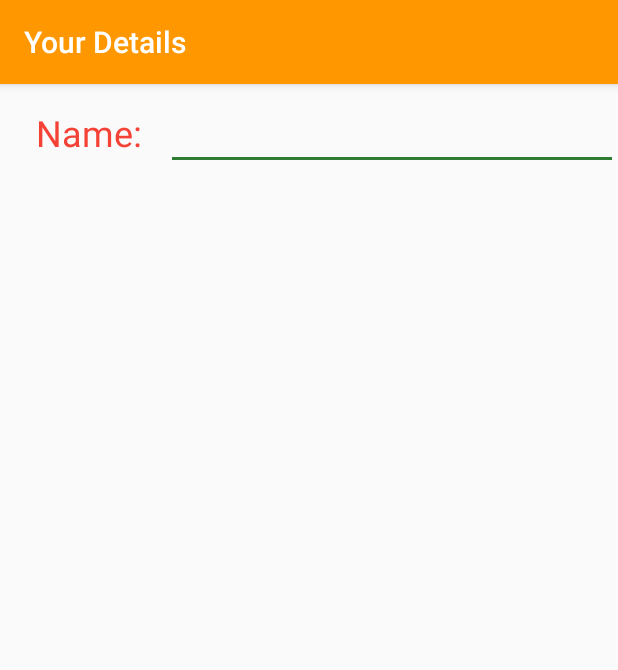
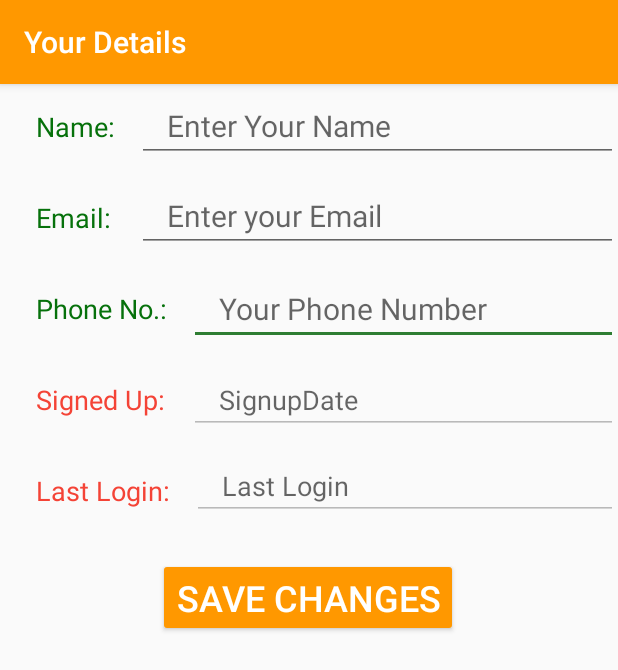
Before and after one commit to JatinSinghroha/FirebaseExample, an Android app: the UserDetails screen opened directly, with no data from a screen before it, on a phone screen of 412 x 824 dp. Shown: the top 670 px of the screen. Run offline under Robolectric (Android 15) with nearby library versions, the phone set to English and light mode, and no system bars; our stand-ins replace Firebase (no records; nobody signed in at launch, a user with empty details on screens opened directly).

Commit message:
User Details page with options to change user details other than Login Credentials.

```diff
--- a/app/src/main/java/com/technologyend/firebaseexample/UserDetails.java
+++ b/app/src/main/java/com/technologyend/firebaseexample/UserDetails.java
@@ -1,9 +1,15 @@
 package com.technologyend.firebaseexample;
 
+import android.graphics.Color;
 import android.os.Bundle;
+import android.view.View;
 import android.widget.EditText;
+import android.widget.TextView;
 import android.widget.Toast;
+import android.widget.Button;
 
+import com.google.firebase.auth.FirebaseAuth;
+import com.google.firebase.auth.FirebaseUser;
 import com.google.firebase.database.DataSnapshot;
 import com.google.firebase.database.DatabaseError;
 import com.google.firebase.database.DatabaseReference;
@@ -14,8 +20,12 @@ import androidx.appcompat.app.AppCompatActivity;
 
 public class UserDetails extends AppCompatActivity {
 
-    EditText mUsername;
+    private EditText mUsername, mEmail, mPhonenum, mSignup, mLastSignIn;
+    private TextView tvPhone, tvEmail;
+    private Button btnSaveChanges;
     private DatabaseReference mMessagesDatabaseReference, mUsersDatabaseReference;
+    private String muserID, uname, uemail, uphone;
+    private FirebaseAuth mFirebaseAuth;
 
 
     @Override
@@ -23,19 +33,47 @@ public class UserDetails extends AppCompatActivity {
         super.onCreate(savedInstanceState);
         setContentView(R.layout.activity_user_details);
         setTitle("Your Details");
-        FirebaseDatabase firebaseDatabase = FirebaseDatabase.getInstance();
 
         mUsername = findViewById(R.id.username);
-        String mUserID = getIntent().getStringExtra("UID");
-        mUsersDatabaseReference = firebaseDatabase.getReference("users/"+mUserID);
+        mEmail = findViewById(R.id.email);
+        mPhonenum = findViewById(R.id.phonenumET);
+        mSignup = findViewById(R.id.signUpDate);
+        mLastSignIn = findViewById(R.id.lastLoginIn);
+        btnSaveChanges = findViewById(R.id.btnSaveChanges);
+        tvPhone = findViewById(R.id.userphonenumTV);
+        tvEmail = findViewById(R.id.userEmailTV);
+
+        FirebaseDatabase firebaseDatabase = FirebaseDatabase.getInstance();
+        mFirebaseAuth = FirebaseAuth.getInstance();
+        FirebaseUser user = mFirebaseAuth.getCurrentUser();
+        //getting user details from Auth
+        muserID = user.getUid();
+        uemail = user.getEmail();
+        uphone = user.getPhoneNumber();
+
+        if(uphone != null && !uphone.equals("")){
+            tvPhone.setTextColor(Color.RED);
+            mPhonenum.setFocusable(false);
+            mPhonenum.setEnabled(false);
+        }
+        if(uemail != null && !uemail.equals("")){
+            tvEmail.setTextColor(Color.RED);
+            mEmail.setFocusable(false);
+            mEmail.setEnabled(false);
+        }
+
+        mUsersDatabaseReference = firebaseDatabase.getReference("users/"+muserID);
 
                 mUsersDatabaseReference.addValueEventListener(new ValueEventListener() {
                     @Override
                     public void onDataChange(DataSnapshot dataSnapshot) {
                         if(dataSnapshot.exists()) {
                             FriendlyUser friendlyUser = dataSnapshot.getValue(FriendlyUser.class);
-
                             mUsername.setText(friendlyUser.getUsername());
+                            mEmail.setText(friendlyUser.getEmail());
+                            mPhonenum.setText(friendlyUser.getPhonenumber());
+                            mSignup.setText(friendlyUser.getSignupDate());
+                            mLastSignIn.setText(friendlyUser.getLastSignIN());
                         }
                         else{
                             Toast.makeText(UserDetails.this, "Unable to Load Data", Toast.LENGTH_LONG).show();
@@ -49,5 +87,15 @@ public class UserDetails extends AppCompatActivity {
                 });
 
 
+                btnSaveChanges.setOnClickListener(new View.OnClickListener() {
+                    @Override
+                    public void onClick(View view) {
+                        FriendlyUser friendlyUser = new FriendlyUser(mUsername.getText().toString(), mEmail.getText().toString(), mPhonenum.getText().toString(), mSignup.getText().toString(), mLastSignIn.getText().toString());
+
+                        mUsersDatabaseReference.setValue(friendlyUser);
+
+                        Toast.makeText(UserDetails.this, "Changes Saved", Toast.LENGTH_LONG).show();
+                    }
+                });
     }
 }
--- /dev/null
+++ b/app/src/main/res/drawable/ic_baseline_developer_mode_24.xml
@@ -0,0 +1,5 @@
+<vector android:height="24dp" android:tint="#FFFFFF"
+    android:viewportHeight="24" android:viewportWidth="24"
+    android:width="24dp" xmlns:android="http://schemas.android.com/apk/res/android">
+    <path android:fillColor="@android:color/white" android:pathData="M7,5h10v2h2L19,3c0,-1.1 -0.9,-1.99 -2,-1.99L7,1c-1.1,0 -2,0.9 -2,2v4h2L7,5zM15.41,16.59L20,12l-4.59,-4.59L14,8.83 17.17,12 14,15.17l1.41,1.42zM10,15.17L6.83,12 10,8.83 8.59,7.41 4,12l4.59,4.59L10,15.17zM17,19L7,19v-2L5,17v4c0,1.1 0.9,2 2,2h10c1.1,0 2,-0.9 2,-2v-4h-2v2z"/>
+</vector>
--- /dev/null
+++ b/app/src/main/res/drawable/ic_baseline_exit_to_app_24.xml
@@ -0,0 +1,5 @@
+<vector android:height="24dp" android:tint="#FFFFFF"
+    android:viewportHeight="24" android:viewportWidth="24"
+    android:width="24dp" xmlns:android="http://schemas.android.com/apk/res/android">
+    <path android:fillColor="@android:color/white" android:pathData="M10.09,15.59L11.5,17l5,-5 -5,-5 -1.41,1.41L12.67,11H3v2h9.67l-2.58,2.59zM19,3H5c-1.11,0 -2,0.9 -2,2v4h2V5h14v14H5v-4H3v4c0,1.1 0.89,2 2,2h14c1.1,0 2,-0.9 2,-2V5c0,-1.1 -0.9,-2 -2,-2z"/>
+</vector>
--- a/app/src/main/res/layout/activity_user_details.xml
+++ b/app/src/main/res/layout/activity_user_details.xml
@@ -6,6 +6,127 @@
     android:layout_height="match_parent"
     tools:context=".UserDetails">
 
+    <EditText
+        android:id="@+id/phonenumET"
+        android:maxLength="30"
+        android:maxLines="1"
+        android:inputType="phone"
+        android:layout_width="0dp"
+        android:layout_height="wrap_content"
+        android:layout_marginStart="10dp"
+        android:layout_marginTop="14dp"
+        android:hint="Your Phone Number"
+        android:paddingLeft="20dp"
+        android:textColor="#F44336"
+        android:textSize="20sp"
+        app:layout_constraintEnd_toEndOf="parent"
+        app:layout_constraintHorizontal_bias="0.0"
+        app:layout_constraintStart_toEndOf="@+id/userphonenumTV"
+        app:layout_constraintTop_toBottomOf="@+id/email" />
+
+    <TextView
+        android:id="@+id/userphonenumTV"
+        android:layout_width="wrap_content"
+        android:layout_height="wrap_content"
+        android:layout_marginStart="24dp"
+        android:layout_marginTop="36dp"
+        android:text="Phone No.: "
+        android:textColor="#06710B"
+        android:textSize="18sp"
+        app:layout_constraintStart_toStartOf="parent"
+        app:layout_constraintTop_toBottomOf="@+id/userEmailTV" />
+
+    <EditText
+        android:id="@+id/lastLoginIn"
+        android:layout_width="0dp"
+        android:layout_height="wrap_content"
+        android:layout_marginStart="10dp"
+        android:layout_marginTop="12dp"
+        android:editable="false"
+        android:enabled="false"
+        android:focusable="false"
+        android:hint="Last Login"
+        android:inputType="none"
+        android:paddingLeft="20dp"
+        android:textColor="#F44336"
+        android:textSize="18sp"
+        app:layout_constraintEnd_toEndOf="parent"
+        app:layout_constraintHorizontal_bias="0.0"
+        app:layout_constraintStart_toEndOf="@+id/userlastloginTV"
+        app:layout_constraintTop_toBottomOf="@+id/signUpDate" />
+
+    <EditText
+        android:id="@+id/signUpDate"
+        android:layout_width="0dp"
+        android:layout_height="wrap_content"
+        android:layout_marginStart="10dp"
+        android:layout_marginTop="14dp"
+        android:editable="false"
+        android:enabled="false"
+        android:focusable="false"
+        android:hint="SignupDate"
+        android:inputType="none"
+        android:paddingLeft="20dp"
+        android:textColor="#F44336"
+        android:textSize="18sp"
+        app:layout_constraintEnd_toEndOf="parent"
+        app:layout_constraintHorizontal_bias="0.0"
+        app:layout_constraintStart_toEndOf="@+id/userphonenumTV"
+        app:layout_constraintTop_toBottomOf="@+id/phonenumET" />
+
+    <TextView
+        android:id="@+id/userlastloginTV"
+        android:layout_width="wrap_content"
+        android:layout_height="wrap_content"
+        android:layout_marginStart="24dp"
+        android:layout_marginTop="36dp"
+        android:text="Last Login: "
+        android:textColor="#F44336"
+        android:textSize="18sp"
+        app:layout_constraintStart_toStartOf="parent"
+        app:layout_constraintTop_toBottomOf="@+id/usersignupTV" />
+
+    <EditText
+        android:id="@+id/email"
+        android:maxLength="30"
+        android:maxLines="1"
+        android:inputType="textEmailAddress"
+        android:layout_width="0dp"
+        android:layout_height="wrap_content"
+        android:layout_marginStart="10dp"
+        android:layout_marginTop="12dp"
+        android:hint="Enter your Email"
+        android:paddingLeft="20dp"
+        android:textColor="#F44336"
+        android:textSize="20sp"
+        app:layout_constraintEnd_toEndOf="parent"
+        app:layout_constraintHorizontal_bias="0.0"
+        app:layout_constraintStart_toEndOf="@+id/userNameTV"
+        app:layout_constraintTop_toBottomOf="@+id/username" />
+
+    <TextView
+        android:id="@+id/usersignupTV"
+        android:layout_width="wrap_content"
+        android:layout_height="wrap_content"
+        android:layout_marginStart="24dp"
+        android:layout_marginTop="36dp"
+        android:text="Signed Up: "
+        android:textColor="#F44336"
+        android:textSize="18sp"
+        app:layout_constraintStart_toStartOf="parent"
+        app:layout_constraintTop_toBottomOf="@+id/userphonenumTV" />
+
+    <TextView
+        android:id="@+id/userEmailTV"
+        android:layout_width="wrap_content"
+        android:layout_height="wrap_content"
+        android:layout_marginStart="24dp"
+        android:layout_marginTop="36dp"
+        android:text="Email: "
+        android:textColor="#06710B"
+        android:textSize="18sp"
+        app:layout_constraintStart_toStartOf="parent"
+        app:layout_constraintTop_toBottomOf="@+id/userNameTV" />
 
     <TextView
         android:id="@+id/userNameTV"
@@ -14,20 +135,41 @@
         android:layout_marginStart="24dp"
         android:layout_marginTop="16dp"
         android:text="Name: "
-        android:textColor="#F44336"
-        android:textSize="24sp"
+        android:textColor="#06710B"
+        android:textSize="18sp"
         app:layout_constraintStart_toStartOf="parent"
         app:layout_constraintTop_toTopOf="parent" />
 
     <EditText
         android:id="@+id/username"
+        android:maxLength="30"
+        android:maxLines="1"
+        android:inputType="text"
         android:layout_width="0dp"
         android:layout_height="wrap_content"
         android:layout_marginStart="10dp"
         android:layout_marginTop="4dp"
+        android:hint="Enter Your Name"
+        android:paddingLeft="20dp"
         android:textColor="#F44336"
-        android:textSize="24sp"
+        android:textSize="20sp"
         app:layout_constraintEnd_toEndOf="parent"
         app:layout_constraintStart_toEndOf="@+id/userNameTV"
         app:layout_constraintTop_toTopOf="parent" />
+
+    <Button
+        android:id="@+id/btnSaveChanges"
+        android:layout_width="wrap_content"
+        android:layout_height="wrap_content"
+        android:layout_marginTop="25dp"
+        android:backgroundTint="#FF9800"
+        android:text="Save Changes"
+        android:textColor="#FFFFFF"
+        android:textSize="24sp"
+        app:layout_constraintEnd_toEndOf="parent"
+        app:layout_constraintHorizontal_bias="0.498"
+        app:layout_constraintStart_toStartOf="parent"
+        app:layout_constraintTop_toBottomOf="@+id/lastLoginIn" />
+
+
 </androidx.constraintlayout.widget.ConstraintLayout>
```
Also changed, not shown: app/src/main/AndroidManifest.xml (+4 -3 lines), app/src/main/java/com/technologyend/firebaseexample/JatinSinghroha.java (added, +45 -0 lines), app/src/main/java/com/technologyend/firebaseexample/MainActivity.java (+68 -75 lines), app/src/main/res/layout/activity_jatin_singhroha.xml (added, +44 -0 lines), app/src/main/res/menu/main_menu.xml (+16 -2 lines), app/src/main/res/drawable/me.jpg (added), app/src/main/res/drawable/whatsapp.png (added).
